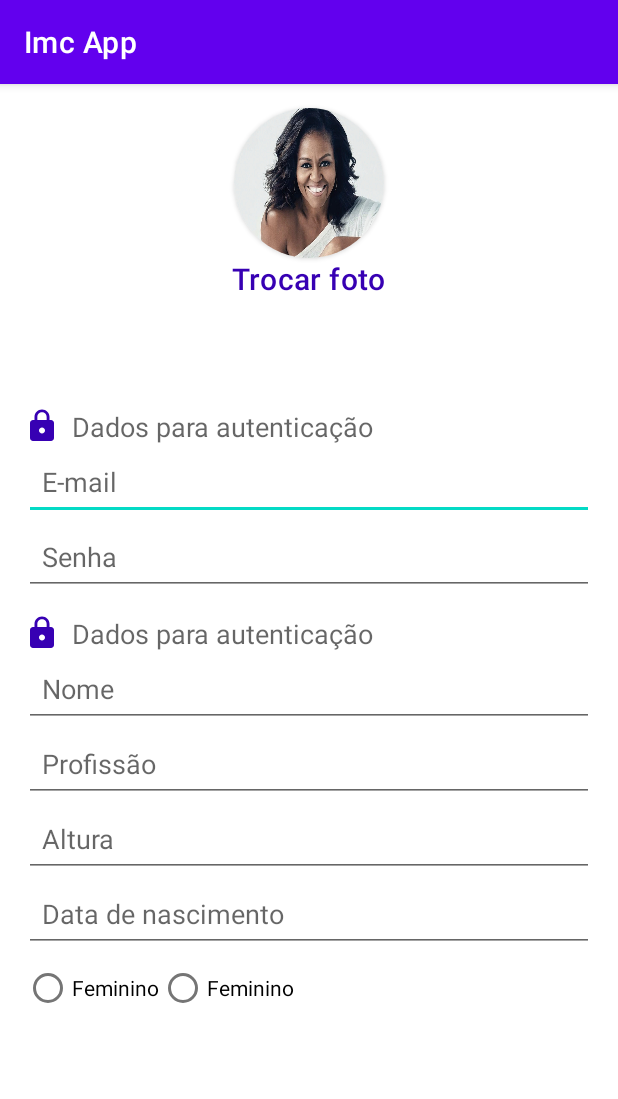
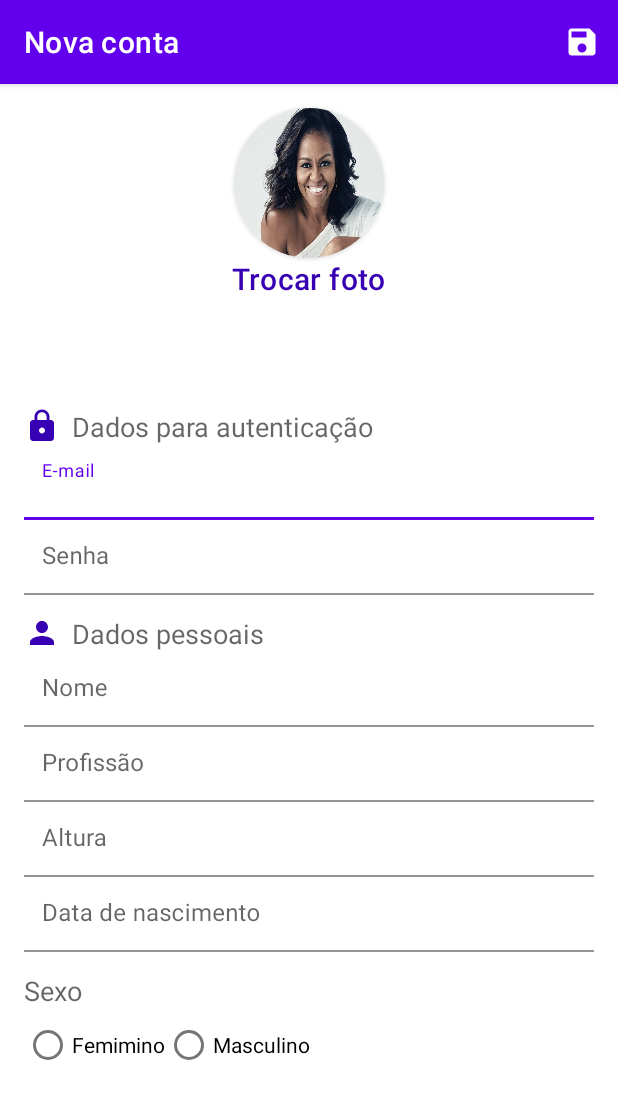
Before and after one commit to gi0vannaj/imc---app, an Android app: the NovoUsuarioActivity screen opened directly, with no data from a screen before it, on a phone screen of 412 x 824 dp. Shown: the top 1099 px of the screen. Run offline under Robolectric (Android 15) with nearby library versions, the phone set to English and light mode, and no system bars; Roboto replaces fonts that are not available here.

Commit message:
aula 25/10

```diff
--- a/app/src/main/java/com/example/imcapp/MainActivity.kt
+++ b/app/src/main/java/com/example/imcapp/MainActivity.kt
@@ -3,6 +3,7 @@ package com.example.imcapp
 import android.content.Intent
 import androidx.appcompat.app.AppCompatActivity
 import android.os.Bundle
+import android.view.Menu
 import android.widget.Button
 
 
@@ -14,10 +15,18 @@ class MainActivity : AppCompatActivity() {
         supportActionBar!!.hide()
 
         val buttonEntrar = findViewById<Button>(R.id.button_entar)
+        val buttonNovaConta= findViewById<Button>(R.id.button_nova_conta)
+
         buttonEntrar.setOnClickListener{
             val abrirDashBoard = Intent(this, DashBordActivity::class.java)
             startActivity(abrirDashBoard)
 
         }
+
+        buttonNovaConta.setOnClickListener{
+            val abrirNovaConta= Intent(this,NovoUsuarioActivity::class.java)
+            startActivity(abrirNovaConta)
+        }
+
     }
 }
--- a/app/src/main/java/com/example/imcapp/NovoUsuarioActivity.kt
+++ b/app/src/main/java/com/example/imcapp/NovoUsuarioActivity.kt
@@ -2,10 +2,71 @@ package com.example.imcapp
 
 import androidx.appcompat.app.AppCompatActivity
 import android.os.Bundle
+import android.view.Menu
+import android.view.MenuItem
+import android.widget.EditText
+import android.widget.RadioButton
 
 class NovoUsuarioActivity : AppCompatActivity() {
+
+    lateinit var editNome: EditText
+    lateinit var editEmail: EditText
+    lateinit var editSenha: EditText
+    lateinit var editProfissao: EditText
+    lateinit var editAltura: EditText
+    lateinit var editDataNascimento: EditText
+    lateinit var radioFeminino: RadioButton
+    lateinit var radioMasculino: RadioButton
+
     override fun onCreate(savedInstanceState: Bundle?) {
         super.onCreate(savedInstanceState)
         setContentView(R.layout.activity_novo_usuario)
+
+        editNome = findViewById(R.id.edit_nome)
+        editEmail = findViewById(R.id.edit_email)
+        editSenha = findViewById(R.id.edit_senha)
+        editProfissao = findViewById(R.id.edit_profissao)
+        editAltura = findViewById(R.id.edit_altura)
+        editDataNascimento = findViewById(R.id.edit_data_nascimento)
+        radioFeminino = findViewById(R.id.radio_feminino)
+        radioMasculino= findViewById(R.id.radio_masculino)
+
+
+        supportActionBar!!.title = "Nova conta"
+    }
+
+
+    override fun onOptionsItemSelected(item: MenuItem): Boolean {
+
+        if(validarCampos()){
+            //gravar od dados
+        }else{
+            //grava nada
+        }
+
+        return true
+    }
+
+    private fun validarCampos(): Boolean{
+
+        var valido = true
+
+        if(editEmail.text.isEmpty()){
+            editEmail.error = "Email é obrigatorio"
+            valido = false
+        }
+
+        if(editSenha.text.isEmpty()){
+            editSenha.error = "Senha é obrigatorio"
+            valido = false
+        }
+
+        return valido
+    }
+
+    //criar menu
+    override fun onCreateOptionsMenu(menu: Menu?): Boolean {
+        menuInflater.inflate(R.menu.menu_imc_app, menu)
+        return true
     }
 }
--- /dev/null
+++ b/app/src/main/res/drawable/person_24.xml
@@ -0,0 +1,10 @@
+<vector xmlns:android="http://schemas.android.com/apk/res/android"
+    android:width="24dp"
+    android:height="24dp"
+    android:viewportWidth="24"
+    android:viewportHeight="24"
+    android:tint="?attr/colorControlNormal">
+  <path
+      android:fillColor="@android:color/white"
+      android:pathData="M12,12c2.21,0 4,-1.79 4,-4s-1.79,-4 -4,-4 -4,1.79 -4,4 1.79,4 4,4zM12,14c-2.67,0 -8,1.34 -8,4v2h16v-2c0,-2.66 -5.33,-4 -8,-4z"/>
+</vector>
--- /dev/null
+++ b/app/src/main/res/drawable/save_24.xml
@@ -0,0 +1,10 @@
+<vector xmlns:android="http://schemas.android.com/apk/res/android"
+    android:width="24dp"
+    android:height="24dp"
+    android:viewportWidth="24"
+    android:viewportHeight="24"
+    android:tint="?attr/colorControlNormal">
+  <path
+      android:fillColor="@android:color/white"
+      android:pathData="M17,3L5,3c-1.11,0 -2,0.9 -2,2v14c0,1.1 0.89,2 2,2h14c1.1,0 2,-0.9 2,-2L21,7l-4,-4zM12,19c-1.66,0 -3,-1.34 -3,-3s1.34,-3 3,-3 3,1.34 3,3 -1.34,3 -3,3zM15,9L5,9L5,5h10v4z"/>
+</vector>
--- a/app/src/main/res/layout/activity_main.xml
+++ b/app/src/main/res/layout/activity_main.xml
@@ -167,6 +167,7 @@
                     android:text="@string/login_nao_tem_conta"></TextView>
 
                 <Button
+                    android:id="@+id/button_nova_conta"
                     android:layout_width="wrap_content"
                     android:layout_height="wrap_content"
                     android:text="@string/login_criar_conta"
--- a/app/src/main/res/layout/activity_novo_usuario.xml
+++ b/app/src/main/res/layout/activity_novo_usuario.xml
@@ -34,7 +34,7 @@
             <TextView
                 android:layout_width="wrap_content"
                 android:layout_height="wrap_content"
-                android:text="Trocar foto"
+                android:text="@string/trocar_foto"
                 android:textAppearance="@style/TextAppearance.MaterialComponents.Headline6"
                 android:textColor="@color/purple_700"
                 android:layout_gravity="center"/>
@@ -55,56 +55,123 @@
                     android:layout_height="wrap_content"
                     android:drawableStart="@drawable/lock_24"
                     android:drawableTint="@color/purple_700"
-                    android:text="Dados para autenticação"
+                    android:text="@string/dados_para_autentica"
                     android:drawablePadding="8dp"
                     android:gravity="center_vertical"
                     android:textAppearance="@style/TextAppearance.AppCompat.Medium"/>
 
+                <com.google.android.material.textfield.TextInputLayout
+                    android:layout_width="match_parent"
+                    android:layout_height="wrap_content"
+                    android:hint="@string/login_et_email"
+                    app:boxBackgroundColor="@color/white">
+
                     <EditText
+                        android:id="@+id/edit_email"
                         android:layout_width="match_parent"
                         android:layout_height="50dp"
-                    android:hint="@string/login_et_email"
-                    android:paddingStart="12dp"/>
+                        android:paddingStart="12dp"
+                        android:inputType="textEmailAddress"/>
+                </com.google.android.material.textfield.TextInputLayout>
+
+                <com.google.android.material.textfield.TextInputLayout
+                    android:layout_width="match_parent"
+                    android:layout_height="wrap_content"
+                    android:hint="@string/login_et_senha"
+                    app:boxBackgroundColor="@color/white">
 
                     <EditText
+                        android:id="@+id/edit_senha"
                         android:layout_width="match_parent"
                         android:layout_height="50dp"
-                    android:hint="@string/login_et_senha"
-                    android:paddingStart="12dp"/>
+                        android:paddingStart="12dp"
+                        android:inputType="textPassword"/>
+
+                </com.google.android.material.textfield.TextInputLayout>
+
 
                 <TextView
                     android:layout_width="match_parent"
                     android:layout_height="wrap_content"
                     android:layout_marginTop="13dp"
-                    android:drawableStart="@drawable/lock_24"
+                    android:drawableStart="@drawable/person_24"
                     android:drawableTint="@color/purple_700"
-                    android:text="Dados para autenticação"
+                    android:text="@string/dados_pessoais"
                     android:drawablePadding="8dp"
                     android:gravity="center_vertical"
                     android:textAppearance="@style/TextAppearance.AppCompat.Medium"/>
 
+                <com.google.android.material.textfield.TextInputLayout
+                    android:layout_width="match_parent"
+                    android:layout_height="wrap_content"
+                    android:hint="@string/novo_usuario_nome"
+                    app:boxBackgroundColor="@color/white">
+
                     <EditText
+                        android:id="@+id/edit_nome"
                         android:layout_width="match_parent"
                         android:layout_height="50dp"
-                    android:hint="@string/novo_usuario_nome"
-                    android:paddingStart="12dp"/>
+                        android:paddingStart="12dp"
+                        android:inputType="textCapWords"/>
+                </com.google.android.material.textfield.TextInputLayout>
+
+                <com.google.android.material.textfield.TextInputLayout
+                    android:layout_width="match_parent"
+                    android:layout_height="wrap_content"
+                    android:hint="@string/novo_usuario_profissao"
+                    app:boxBackgroundColor="@color/white">
 
                     <EditText
+                        android:id="@+id/edit_profissao"
                         android:layout_width="match_parent"
                         android:layout_height="50dp"
-                    android:hint="@string/novo_usuario_profissao"
-                    android:paddingStart="12dp"/>
+                        android:paddingStart="12dp"
+                        android:inputType="textCapWords"/>
+                </com.google.android.material.textfield.TextInputLayout>
+
+
+
+
+                <com.google.android.material.textfield.TextInputLayout
+                    android:layout_width="match_parent"
+                    android:layout_height="wrap_content"
+                    android:hint="@string/novo_usuario_altura"
+                    app:boxBackgroundColor="@color/white">
 
                     <EditText
+                        android:id="@+id/edit_altura"
                         android:layout_width="match_parent"
                         android:layout_height="50dp"
-                    android:hint="@string/novo_usuario_altura"
-                    android:paddingStart="12dp"/>
+                        android:paddingStart="12dp"
+                        android:inputType="numberDecimal"/>
+
+
+                </com.google.android.material.textfield.TextInputLayout>
+
+                <com.google.android.material.textfield.TextInputLayout
+                    android:layout_width="match_parent"
+                    android:layout_height="wrap_content"
+                    android:hint="@string/novo_usuario_nascimento"
+                    app:boxBackgroundColor="@color/white">
+
                     <EditText
+                        android:id="@+id/edit_data_nascimento"
                         android:layout_width="match_parent"
                         android:layout_height="50dp"
-                    android:hint="@string/novo_usuario_nascimento"
-                    android:paddingStart="12dp"/>
+                        android:paddingStart="12dp"
+                        android:inputType="date"/>
+
+                </com.google.android.material.textfield.TextInputLayout>
+
+
+                <TextView
+                    android:layout_width="match_parent"
+                    android:layout_height="wrap_content"
+                    android:layout_marginTop="13dp"
+                    android:text="@string/novo_usuario_sexo"
+                    android:drawablePadding="8dp"
+                    android:gravity="center_vertical"
+                    android:textAppearance="@style/TextAppearance.AppCompat.Medium"/>
 
                 <RadioGroup
                     android:layout_width="match_parent"
@@ -112,22 +179,26 @@
                     android:orientation="horizontal">
 
                     <RadioButton
+                        android:id="@+id/radio_feminino"
                         android:layout_width="wrap_content"
                         android:layout_height="wrap_content"
-                        android:text="Feminino">
+                        android:text="@string/novo_usuario_feminino">
 
                     </RadioButton>
 
                     <RadioButton
+                        android:id="@+id/radio_masculino"
                         android:layout_width="wrap_content"
                         android:layout_height="wrap_content"
-                        android:text="Feminino">
+                        android:text="@string/novo_usuario_masculino">
 
                     </RadioButton>
+
                 </RadioGroup>
 
-
-
+                <View
+                    android:layout_width="match_parent"
+                    android:layout_height="1dp"/>
 
             </LinearLayout>
 
--- /dev/null
+++ b/app/src/main/res/menu/menu_imc_app.xml
@@ -0,0 +1,9 @@
+<?xml version="1.0" encoding="utf-8"?>
+<menu xmlns:android="http://schemas.android.com/apk/res/android"
+    xmlns:app="http://schemas.android.com/apk/res-auto">
+<item
+    android:id="@+id/menu_salvar"
+    android:title="Salvar"
+    android:icon="@drawable/save_24"
+    app:showAsAction="always"/>
+</menu>
--- a/app/src/main/res/values/strings.xml
+++ b/app/src/main/res/values/strings.xml
@@ -13,5 +13,11 @@
     <string name="novo_usuario_altura">Altura</string>
     <string name="novo_usuario_profissao">Profissão</string>
     <string name="novo_usuario_nascimento">Data de nascimento</string>
+    <string name="novo_usuario_sexo">Sexo</string>
+    <string name="novo_usuario_feminino">Femimino</string>
+    <string name="novo_usuario_masculino">Masculino</string>
+    <string name="trocar_foto">Trocar foto</string>
+    <string name="dados_para_autentica">Dados para autenticação</string>
+    <string name="dados_pessoais">Dados pessoais</string>
 
 </resources>
```
Lines whose indentation alone changed are shown as unchanged.
